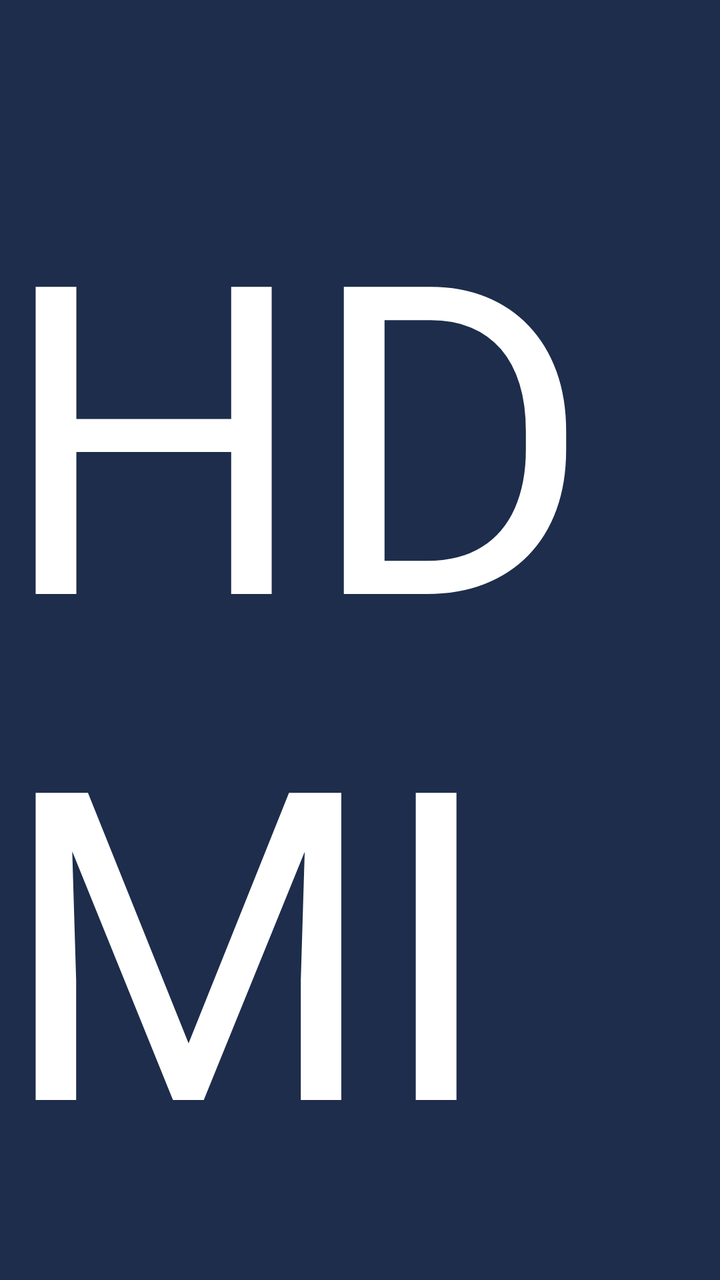
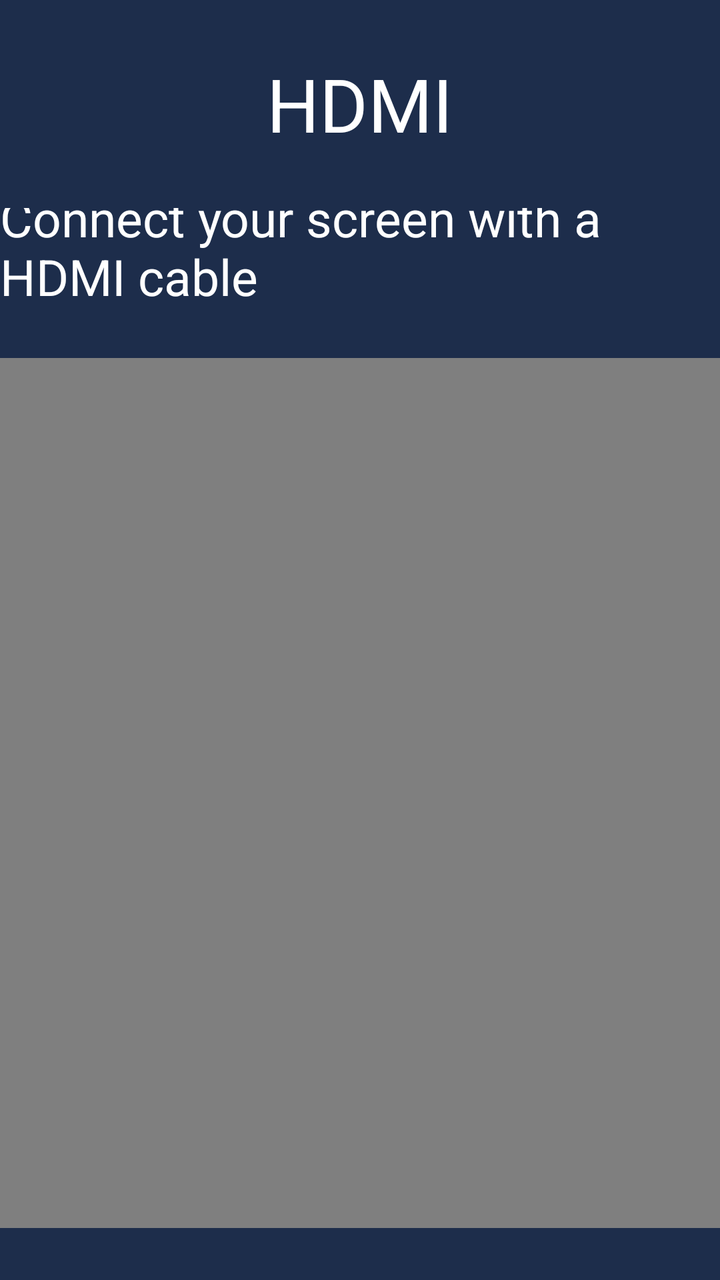

Before-and-after screenshots of an Android layout around one commit, followed by the original layout XML and the change that was made.
<!-- AndroidManifest.xml: activity theme NoTitle -->
<!-- res/layout/activity_hdmi.xml -->
<?xml version="1.0" encoding="utf-8"?>
<androidx.constraintlayout.widget.ConstraintLayout xmlns:android="http://schemas.android.com/apk/res/android"
    xmlns:app="http://schemas.android.com/apk/res-auto"
    xmlns:tools="http://schemas.android.com/tools"
    android:layout_width="match_parent"
    android:layout_height="match_parent"
    android:background="@color/colorMain">

    <RelativeLayout
        android:id="@+id/relativeLayout2"
        android:layout_width="match_parent"
        android:layout_height="116mm"
        app:layout_constraintEnd_toEndOf="parent"
        app:layout_constraintStart_toStartOf="parent"
        app:layout_constraintTop_toTopOf="parent">

        <TextView
            android:layout_width="wrap_content"
            android:layout_height="wrap_content"
            android:layout_centerInParent="true"
            android:text="@string/hdmi_name"
            android:textColor="@color/white"
            android:textSize="37mm" />
    </RelativeLayout>

    <LinearLayout
        android:layout_width="1080mm"
        android:layout_height="wrap_content"
        android:gravity="center"
        android:orientation="vertical"
        app:layout_constraintEnd_toEndOf="parent"
        app:layout_constraintHorizontal_bias="0.499"
        app:layout_constraintStart_toStartOf="parent"
        app:layout_constraintTop_toBottomOf="@+id/relativeLayout2"
        tools:ignore="MissingConstraints">

        <VideoView
            android:id="@+id/RecyclerLayout"
            android:layout_width="1080mm"
            android:layout_height="610mm" />

        <TextView
            android:layout_width="wrap_content"
            android:layout_height="wrap_content"
            android:layout_marginTop="60mm"
            android:text="@string/expected_Passed"
            android:textColor="@color/white"
            android:textSize="25mm" />

        <RelativeLayout
            android:layout_width="870mm"
            android:layout_height="wrap_content"
            android:layout_marginTop="48mm"
            tools:ignore="MissingConstraints">


            <Button
                android:id="@+id/failure_bu"
                android:layout_width="121mm"
                android:layout_height="55mm"
                android:background="@drawable/r_button_bg"
                android:text="@string/Failed"
                android:textAllCaps="false"
                android:textColor="@color/white"
                android:textSize="21mm"
                tools:ignore="InOrMmUsage" />


            <Button
                android:id="@+id/through_bu"
                android:layout_width="121mm"
                android:layout_height="55mm"
                android:layout_alignParentEnd="true"
                android:background="@drawable/r_button_bg"
                android:text="@string/Passed"
                android:textAllCaps="false"
                android:textColor="@color/white"
                android:textSize="21mm"
                tools:ignore="InOrMmUsage" />


        </RelativeLayout>
    </LinearLayout>


</androidx.constraintlayout.widget.ConstraintLayout>
<!-- resources referenced by this layout -->
<resources>
  <color name="colorMain">#1D2D4B</color>
  <color name="white">#FFFFFFFF</color>
  <!-- drawable r_button_bg (drawable) -->
  <?xml version="1.0" encoding="utf-8"?>
  <shape
      xmlns:android="http://schemas.android.com/apk/res/android">
      
      <solid
          android:color="@color/colorMainButton" />
      
      <stroke
          android:width="1dp"
          android:color="@color/colorMainButton" />
      
      <size android:height="4mm"/>
      
      <corners
          android:radius="7dp"/>
  
  </shape>
  <string name="Failed">Failed</string>
  <string name="Passed">Passed</string>
  <string name="expected_Passed">If the result is expected, click “Passed”, otherwise click “Failed”</string>
  <string name="hdmi_name">HDMI</string>
  <style name="NoTitle" parent="Theme.AppCompat.Light.NoActionBar">
          <item name="colorPrimary">@color/colorMain</item>
          <item name="colorPrimaryDark">@color/colorMain</item>
          <item name="colorAccent">@color/colorMain</item>
          <item name="android:windowFullscreen">true</item>
          <item name="windowActionBar">false</item>
          <item name="windowNoTitle">true</item>
          <item name="android:textAppearanceListItemSmall">@style/listPopupWindow</item>
      </style>
  <color name="colorMainButton">#0091FF</color>
  <style name="listPopupWindow">
          <item name="android:textSize">25mm</item>
          <item name="android:fontFamily">@font/montserrat_regular</item>
          <item name="android:textColor">@color/black</item>
      </style>
  <color name="black">#FF000000</color>
</resources>

<!-- the commit's change to res/layout/activity_hdmi.xml (unified diff, before → after) -->
@@ -9,7 +9,7 @@
     <RelativeLayout
         android:id="@+id/relativeLayout2"
         android:layout_width="match_parent"
-        android:layout_height="116mm"
+        android:layout_height="104dp"
         app:layout_constraintEnd_toEndOf="parent"
         app:layout_constraintStart_toStartOf="parent"
         app:layout_constraintTop_toTopOf="parent">
@@ -20,11 +20,11 @@
             android:layout_centerInParent="true"
             android:text="@string/hdmi_name"
             android:textColor="@color/white"
-            android:textSize="37mm" />
+            android:textSize="37dp" />
     </RelativeLayout>
 
     <LinearLayout
-        android:layout_width="1080mm"
+        android:layout_width="match_parent"
         android:layout_height="wrap_content"
         android:gravity="center"
         android:orientation="vertical"
@@ -33,50 +33,58 @@
         app:layout_constraintStart_toStartOf="parent"
         app:layout_constraintTop_toBottomOf="@+id/relativeLayout2"
         tools:ignore="MissingConstraints">
+        <TextView
+            android:layout_width="wrap_content"
+            android:layout_height="wrap_content"
+            android:layout_marginTop="12dp"
+            android:layout_marginBottom="24dp"
+            android:text="@string/hdmi_cable"
+            android:textColor="@color/white"
+            android:textSize="25dp" />
 
         <VideoView
             android:id="@+id/RecyclerLayout"
-            android:layout_width="1080mm"
-            android:layout_height="610mm" />
+            android:layout_width="772dp"
+            android:layout_height="435dp" />
 
         <TextView
             android:layout_width="wrap_content"
             android:layout_height="wrap_content"
-            android:layout_marginTop="60mm"
+            android:layout_marginTop="30dp"
             android:text="@string/expected_Passed"
             android:textColor="@color/white"
-            android:textSize="25mm" />
+            android:textSize="25dp" />
 
         <RelativeLayout
-            android:layout_width="870mm"
+            android:layout_width="870dp"
             android:layout_height="wrap_content"
-            android:layout_marginTop="48mm"
+            android:layout_marginTop="48dp"
             tools:ignore="MissingConstraints">
 
 
             <Button
                 android:id="@+id/failure_bu"
-                android:layout_width="121mm"
-                android:layout_height="55mm"
+                android:layout_width="121dp"
+                android:layout_height="55dp"
                 android:background="@drawable/r_button_bg"
                 android:text="@string/Failed"
                 android:textAllCaps="false"
                 android:textColor="@color/white"
-                android:textSize="21mm"
-                tools:ignore="InOrMmUsage" />
+                android:textSize="21dp"
+                tools:ignore="InOrdpUsage" />
 
 
             <Button
                 android:id="@+id/through_bu"
-                android:layout_width="121mm"
-                android:layout_height="55mm"
+                android:layout_width="121dp"
+                android:layout_height="55dp"
                 android:layout_alignParentEnd="true"
                 android:background="@drawable/r_button_bg"
                 android:text="@string/Passed"
                 android:textAllCaps="false"
                 android:textColor="@color/white"
-                android:textSize="21mm"
-                tools:ignore="InOrMmUsage" />
+                android:textSize="21dp"
+                tools:ignore="InOrdpUsage" />
 
 
         </RelativeLayout>
<!-- resource entries referenced after the edit -->
@@ -23,6 +23,7 @@
   <string name="Failed">Failed</string>
   <string name="Passed">Passed</string>
   <string name="expected_Passed">If the result is expected, click “Passed”, otherwise click “Failed”</string>
+  <string name="hdmi_cable"> Connect your screen with a HDMI cable </string>
   <string name="hdmi_name">HDMI</string>
   <style name="NoTitle" parent="Theme.AppCompat.Light.NoActionBar">
           <item name="colorPrimary">@color/colorMain</item>
